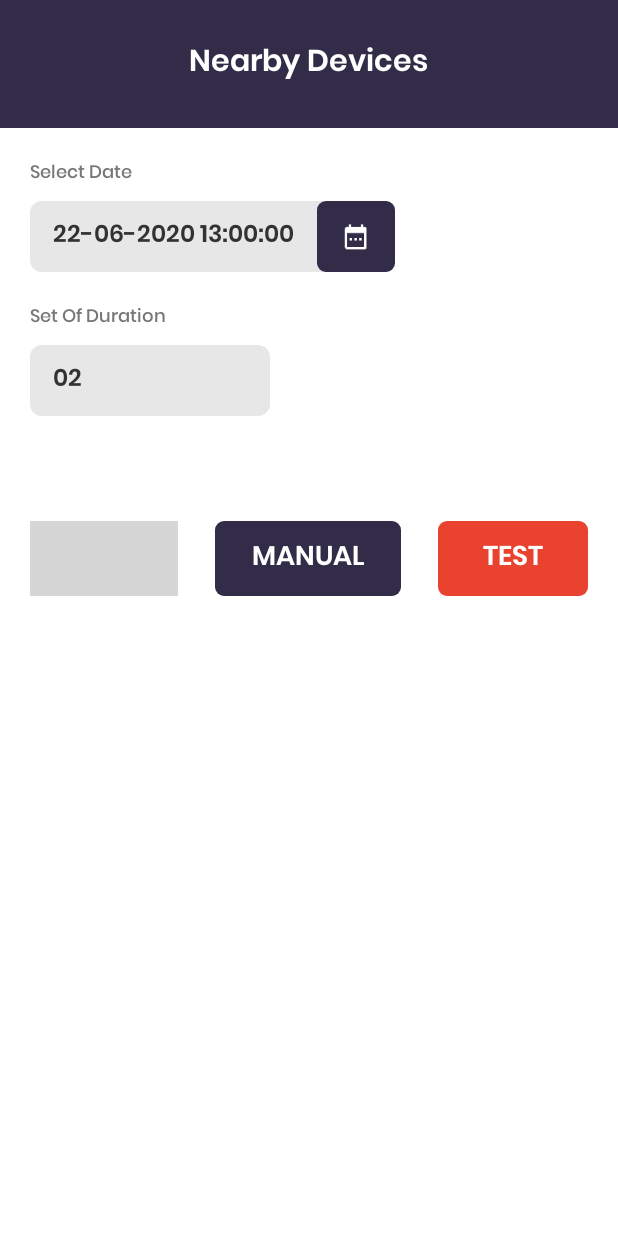
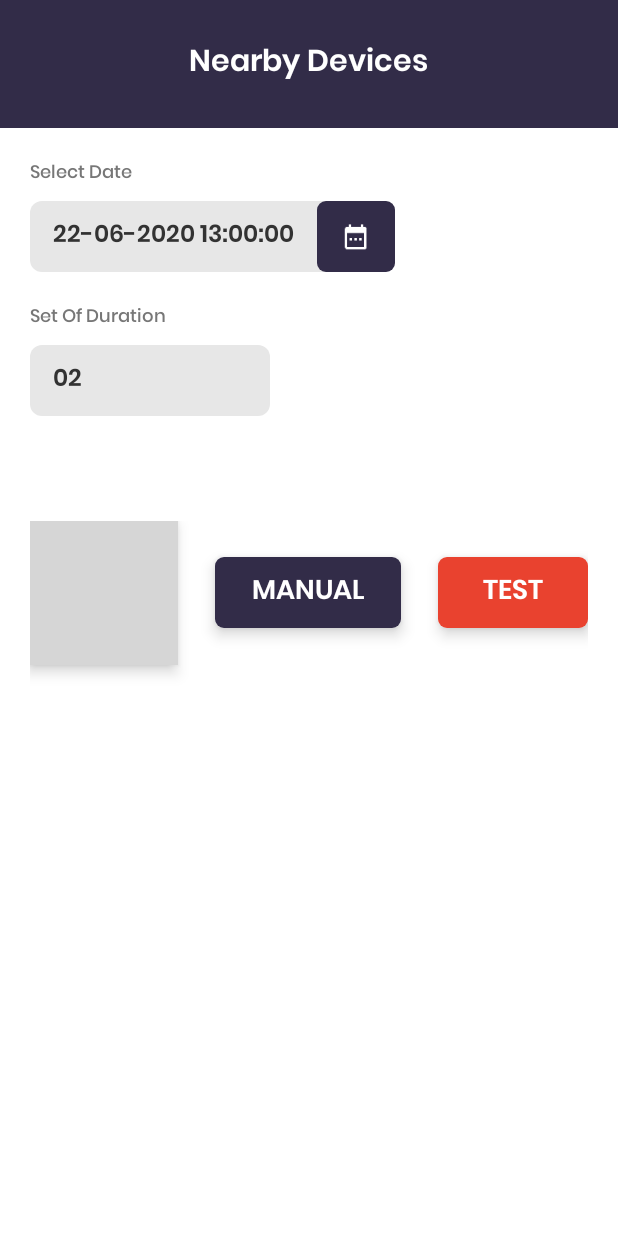
Before and after one commit to anuj771/Sentinel, an Android app: the layout activity_main.xml on its own in the app's theme, with its tools: preview values and no code run, on a phone screen of 412 x 824 dp. Run offline under Robolectric (Android 15) with nearby library versions, the phone set to English and light mode, and no system bars; grey boxes are pictures that could not be loaded.

Commit message:
solve ui bugs

```diff
--- a/Sentinel/app/build.gradle
+++ b/Sentinel/app/build.gradle
@@ -33,4 +33,5 @@ dependencies {
     androidTestImplementation 'androidx.test:runner:1.2.0'
     androidTestImplementation 'androidx.test.espresso:espresso-core:3.2.0'
     implementation 'androidx.recyclerview:recyclerview:1.1.0'
+    implementation 'com.kovachcode:timePickerWithSeconds:1.0.1'
 }
--- a/Sentinel/app/src/main/AndroidManifest.xml
+++ b/Sentinel/app/src/main/AndroidManifest.xml
@@ -15,9 +15,11 @@
             android:roundIcon="@mipmap/ic_launcher_round"
             android:supportsRtl="true"
             android:theme="@style/AppTheme">
-        <activity android:name=".activity.ManualActivity">
+        <activity android:name=".activity.ManualActivity"
+                android:screenOrientation="portrait">
         </activity>
-        <activity android:name=".activity.TestActivity">
+        <activity android:name=".activity.TestActivity"
+                  android:screenOrientation="portrait">
         </activity>
         <activity
                 android:name=".activity.ScanActivity"
--- a/Sentinel/app/src/main/java/com/sentinel/activity/RequestAccessActivity.kt
+++ b/Sentinel/app/src/main/java/com/sentinel/activity/RequestAccessActivity.kt
@@ -21,7 +21,6 @@ import java.util.*
 import com.sentinel.ble.BleDeviceActor
 import com.sentinel.util.AppConstant
 import com.sentinel.util.CheckSelfPermission
-import com.sentinel.util.CheckSelfPermission.checkPhoneStatePermission
 
 class RequestAccessActivity : AppCompatActivity(), View.OnClickListener {
     private var tv_text: TextView? = null
--- a/Sentinel/app/src/main/java/com/sentinel/adapter/ScanListAdapter.kt
+++ b/Sentinel/app/src/main/java/com/sentinel/adapter/ScanListAdapter.kt
@@ -39,7 +39,7 @@ class ScanListAdapter
         holder.tv_deviceName.setText(scanModellist.Devicename)
         holder.tv_macAddress.setText(scanModellist.deviceMacAddress)
         holder.tv_connect.setOnClickListener {
-            if (CheckSelfPermission.checkLocationPermission(context)) {
+            if (CheckSelfPermission.checkLocationPermissionRetional(context)) {
                 if (CheckSelfPermission.isBluetoothOn(context)) {
                     if (CheckSelfPermission.isLocationOn(context)) {
                         if (context is ScanActivity) {
--- a/Sentinel/app/src/main/java/com/sentinel/util/AppConstant.kt
+++ b/Sentinel/app/src/main/java/com/sentinel/util/AppConstant.kt
@@ -11,7 +11,6 @@ object AppConstant {
     val MY_MARSHMELLO_PERMISSION = 2
     val REQUEST_ENABLE_BLUETOOTH = 3
     val REQUEST_ENABLE_LOCATION = 4
-    val REQUEST_PHONE_STATE_PERMISSION = 5
 
     val service_uuid = "6E400001-B5A3-F393-E0A9-E50E24DCCA9E"
     val notify_char_uuid = "6E400003-B5A3-F393-E0A9-E50E24DCCA9E"
--- a/Sentinel/app/src/main/res/layout/activity_main.xml
+++ b/Sentinel/app/src/main/res/layout/activity_main.xml
@@ -80,7 +80,7 @@
 
     <LinearLayout
             android:layout_width="match_parent"
-            android:layout_height="50dp"
+            android:layout_height="wrap_content"
             android:layout_marginLeft="@dimen/main_activity_margin"
             android:layout_marginRight="@dimen/main_activity_margin"
             android:layout_marginTop="70dp"
@@ -90,42 +90,48 @@
         <TextView
                 android:id="@+id/tv_send"
                 android:layout_width="0dp"
-                android:layout_height="match_parent"
+                android:layout_height="wrap_content"
                 android:layout_weight="0.8"
                 android:textSize="18sp"
                 android:fontFamily="@font/poppins_semi_bold"
                 android:textColor="@color/white"
                 android:text="@string/send"
+                android:elevation="6dp"
+                android:padding="8dp"
                 android:background="@drawable/rect_blue"
                 android:gravity="center"/>
         <View
                 android:layout_width="0dp"
-                android:layout_height="match_parent"
+                android:layout_height="wrap_content"
                 android:layout_weight="0.2"/>
         <TextView
                 android:id="@+id/tv_manual"
                 android:layout_width="0dp"
-                android:layout_height="match_parent"
+                android:layout_height="wrap_content"
                 android:layout_weight="1"
                 android:textSize="18sp"
                 android:fontFamily="@font/poppins_semi_bold"
                 android:textColor="@color/white"
                 android:text="@string/manual_c"
+                android:elevation="6dp"
+                android:padding="8dp"
                 android:background="@drawable/rect_app_color"
                 android:gravity="center"/>
         <View
                 android:layout_width="0dp"
-                android:layout_height="match_parent"
+                android:layout_height="wrap_content"
                 android:layout_weight="0.2"/>
         <TextView
                 android:id="@+id/tv_test"
                 android:layout_width="0dp"
-                android:layout_height="match_parent"
+                android:layout_height="wrap_content"
                 android:layout_weight="0.8"
                 android:textSize="18sp"
                 android:fontFamily="@font/poppins_semi_bold"
                 android:textColor="@color/white"
                 android:text="@string/test_c"
+                android:elevation="6dp"
+                android:padding="8dp"
                 android:background="@drawable/rect_orange"
                 android:gravity="center"/>
     </LinearLayout>
--- a/Sentinel/app/src/main/res/layout/activity_manual.xml
+++ b/Sentinel/app/src/main/res/layout/activity_manual.xml
@@ -22,6 +22,7 @@
                 android:textColor="@color/grey_dark_text"
                 android:fontFamily="@font/poppins_semi_bold"
                 android:layout_margin="@dimen/main_activity_margin"
+                android:layout_centerVertical="true"
                 android:text="@string/fan"/>
 
         <ToggleButton
--- a/Sentinel/app/src/main/res/layout/activity_scan.xml
+++ b/Sentinel/app/src/main/res/layout/activity_scan.xml
@@ -23,7 +23,8 @@
             android:fontFamily="@font/poppins_semi_bold"
             android:layout_marginBottom="30dp"
             android:layout_marginRight="20dp"
-            android:padding="12dp"/>
+            android:elevation="6dp"
+            android:padding="10dp"/>
     <androidx.recyclerview.widget.RecyclerView
             android:id="@+id/rv_scan_list"
             android:layout_marginLeft="20dp"
--- a/Sentinel/app/src/main/res/layout/activity_test.xml
+++ b/Sentinel/app/src/main/res/layout/activity_test.xml
@@ -83,6 +83,7 @@
                 android:background="@drawable/rect_blue"
                 android:layout_marginTop="10dp"
                 android:padding="10dp"
+                android:elevation="6dp"
                 android:gravity="center"/>
         <TextView
                 android:id="@+id/tv_read_response"
@@ -155,6 +156,11 @@
                 android:text="@string/write"
                 android:background="@drawable/rect_blue"
                 android:layout_marginTop="10dp"
+                android:elevation="6dp"
                 android:gravity="center"/>
+
+        <TextView
+                android:layout_width="100dp"
+                android:layout_height="wrap_content"/>
     </LinearLayout>
 </RelativeLayout>
--- a/Sentinel/app/src/main/res/values/strings.xml
+++ b/Sentinel/app/src/main/res/values/strings.xml
@@ -27,6 +27,7 @@
 
 
     <string name="connecting">Connecting...</string>
+    <string name="enable_location_permission">Please enable location permission for scan neearby devices from App permissions</string>
     <string name="address">Address</string>
     <string name="data">Data</string>
     <string name="read_response">Read Response :</string>
```
Also changed, not shown: Sentinel/app/src/main/java/com/sentinel/activity/MainActivity.kt (+34 -26 lines), Sentinel/app/src/main/java/com/sentinel/activity/ScanActivity.kt (+50 -4 lines), Sentinel/app/src/main/java/com/sentinel/util/CheckSelfPermission.kt (+24 -12 lines), Sentinel/app/src/main/java/com/sentinel/activity/ManualActivity.kt (line endings or trailing spaces).
